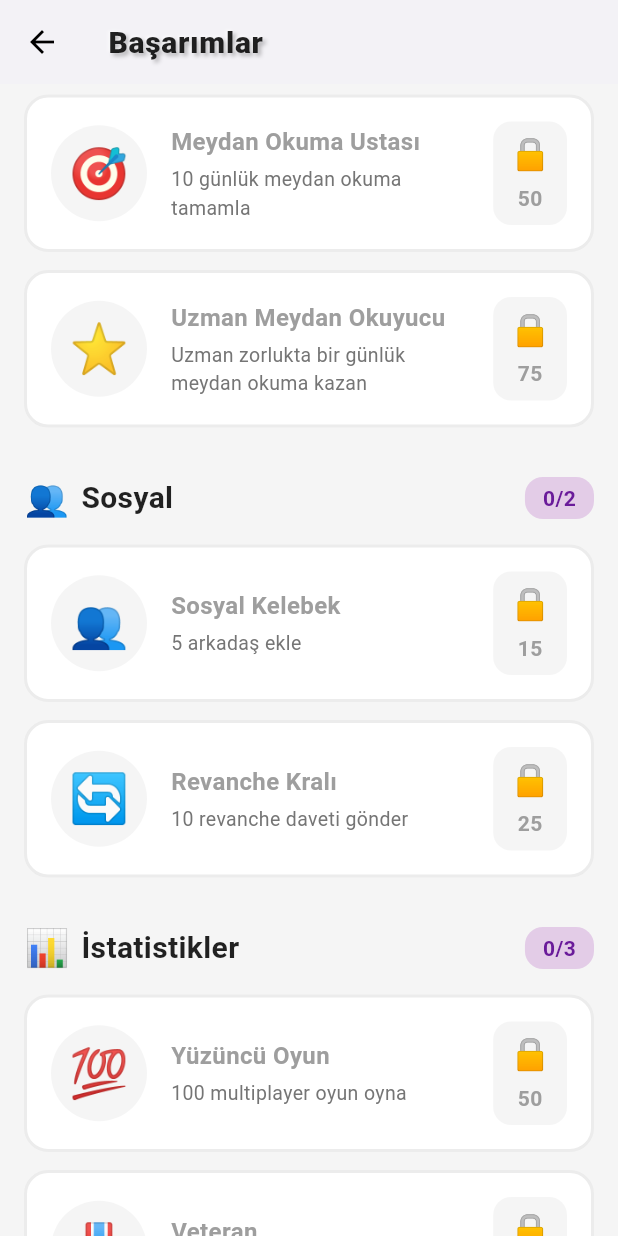
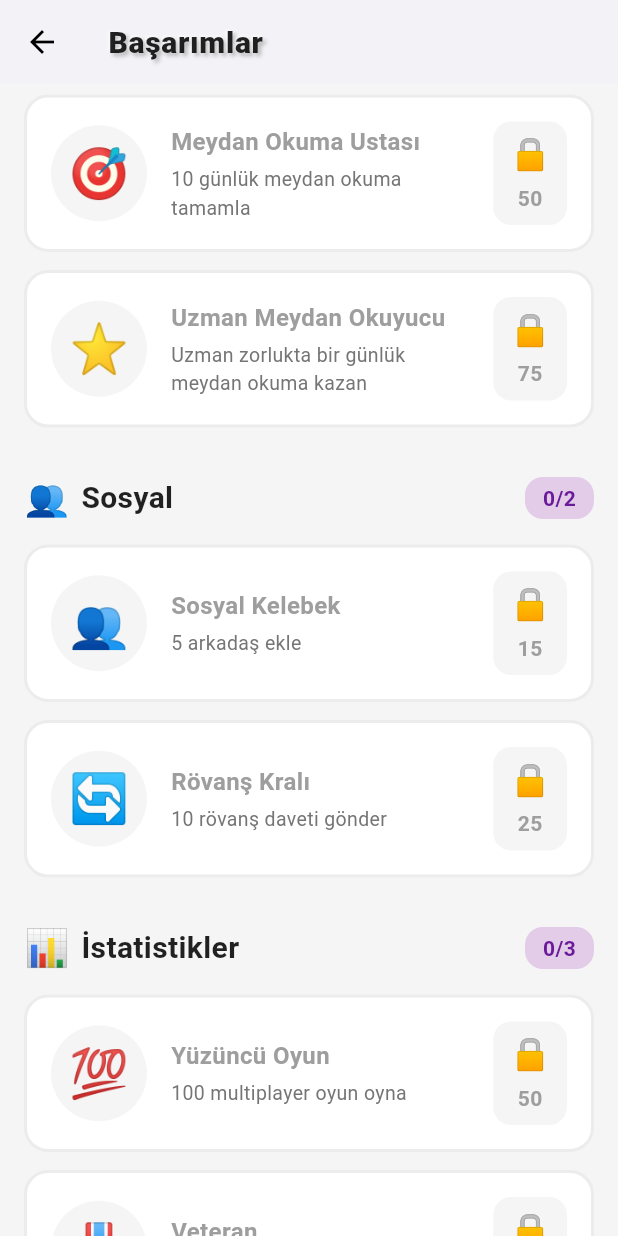
Before and after one commit to gokhananac66/Gokhan, a Flutter app: the AchievementsScreen screen opened directly, scrolled down 1152 dp, on a phone screen of 412 x 824 dp. Run offline on Flutter 3.47's test engine with Material 3 defaults, Android fonts, the phone set to English and light mode, and no system bars; our stand-ins replace audioplayers, confetti, firebase_auth, firebase_core, firebase_database, fl_chart and 4 more; missing offline and left inert: in_app_purchase_android, in_app_purchase_storekit; accounts and stored records are empty; network calls fail; statements that could not run were skipped.

Commit message:
UI İyileştirmeleri: Logo, Number Buttons, Rövanş Çevirisi
✅ 1. Home Screen - Yeni logo boyutları (280x200, fit: contain)
✅ 2. Game Screen - Number buttons redesign
   - Mavi arka plan kaldırıldı
   - Sadece mavi numara (0xFF1976D2), temiz tasarım
✅ 3. Rövanş çevirisi - "Revanche" → "Rövanş"
   - friends_screen.dart: Davet mesajı
   - online_game_screen.dart: SnackBar mesajı
   - achievement_service.dart: "Rövanş Kralı" başarımı
✅ 4. Konfeti - Multiplayer kazanınca çalışıyor (kod zaten doğru)

KALAN İŞLER (sonraki commit):
- Dialog başlıkları gradient kaldırma
- Daily Challenge takvim redesign
- Kazanma/Kaybetme ekranı düzenleme
- Firebase rules (kullanıcı yapacak)

```diff
--- a/test_sudoku/lib/screens/friends_screen.dart
+++ b/test_sudoku/lib/screens/friends_screen.dart
@@ -430,7 +430,7 @@ class _FriendsScreenState extends State<FriendsScreen> with TickerProviderStateM
         }
       });
 
-      _showSnackBar('Revanche daveti gönderildi! ${player.gameMode == 'race' ? '🏁' : '⚔️'} ${player.difficulty}', Colors.green);
+      _showSnackBar('Rövanş daveti gönderildi! ${player.gameMode == 'race' ? '🏁' : '⚔️'} ${player.difficulty}', Colors.green);
     } else {
       _showSnackBar(result.message, Colors.red);
     }
--- a/test_sudoku/lib/screens/home_screen.dart
+++ b/test_sudoku/lib/screens/home_screen.dart
@@ -1028,10 +1028,12 @@ class _HomeScreenState extends State<HomeScreen> {
               // New Logo
               Image.asset(
                 'assets/images/sudoku_clash_logo.png',
-                height: 140,
+                width: 280,
+                height: 200,
+                fit: BoxFit.contain,
               ),
 
-              const SizedBox(height: 20),
+              const SizedBox(height: 30),
 
               // DAILY CHALLENGE (if available and user is logged in)
               if (_dailyChallenge != null && _user != null) ...[
--- a/test_sudoku/lib/screens/online_game_screen.dart
+++ b/test_sudoku/lib/screens/online_game_screen.dart
@@ -751,7 +751,7 @@ class _OnlineGameScreenState extends State<OnlineGameScreen> {
               // Show success message
               ScaffoldMessenger.of(gameContext).showSnackBar(
                 SnackBar(
-                  content: Text('Revanche daveti gönderildi! 🔥'),
+                  content: Text('Rövanş daveti gönderildi! 🔥'),
                   backgroundColor: Colors.green,
                   behavior: SnackBarBehavior.floating,
                 ),
--- a/test_sudoku/lib/services/achievement_service.dart
+++ b/test_sudoku/lib/services/achievement_service.dart
@@ -101,8 +101,8 @@ class AchievementService {
     ),
     'rematch_king': Achievement(
       id: 'rematch_king',
-      name: {'tr': 'Revanche Kralı', 'en': 'Rematch King'},
-      description: {'tr': '10 revanche daveti gönder', 'en': 'Send 10 rematch invites'},
+      name: {'tr': 'Rövanş Kralı', 'en': 'Rematch King'},
+      description: {'tr': '10 rövanş daveti gönder', 'en': 'Send 10 rematch invites'},
       category: AchievementCategory.social,
       icon: '🔄',
       points: 25,
```
Also changed, not shown: test_sudoku/lib/screens/game_screen.dart (+29 -1 lines).
